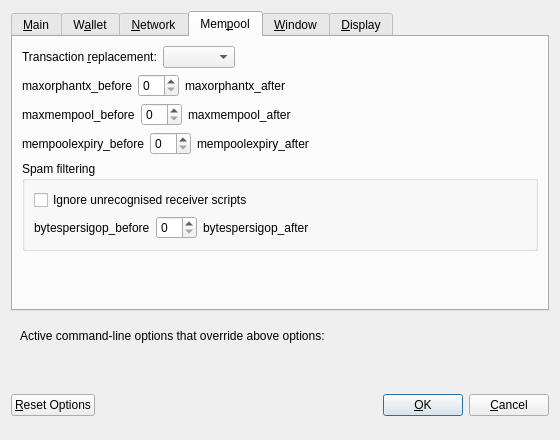
This is src/qt/forms/optionsdialog.ui in bitcoincore-dev/bitcoin-2001-863168-294116-d812cf1189 as Qt 5 draws it before an edit. The edited form follows.
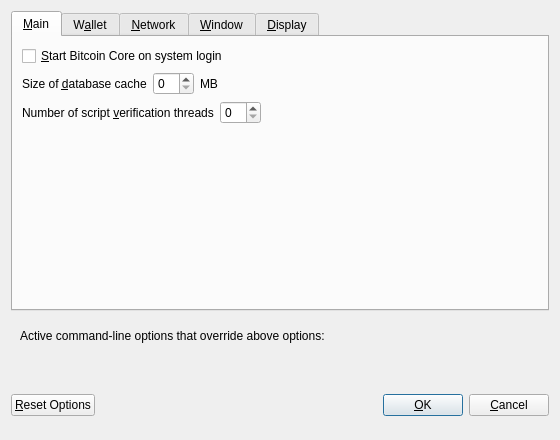
This is the edited form. The open tabs and pages were chosen to show the change. Custom widgets are drawn as their Qt base class.

Commit message: Qt/Options: Convert the rest of the Mempool tab to code

```diff
--- a/src/qt/forms/optionsdialog.ui
+++ b/src/qt/forms/optionsdialog.ui
@@ -549,266 +549,6 @@
        </item>
       </layout>
      </widget>
-     <widget class="QWidget" name="tabMempool">
-      <attribute name="title">
-       <string>Mem&amp;pool</string>
-      </attribute>
-      <layout class="QVBoxLayout" name="verticalLayout_Mempool">
-       <item>
-        <layout class="QHBoxLayout" name="horizontalLayout_Mempool_replacement">
-         <item>
-          <widget class="QLabel" name="mempoolreplacementLabel">
-           <property name="text">
-            <string>Transaction &amp;replacement:</string>
-           </property>
-           <property name="textFormat">
-            <enum>Qt::PlainText</enum>
-           </property>
-           <property name="buddy">
-            <cstring>mempoolreplacement</cstring>
-           </property>
-          </widget>
-         </item>
-         <item>
-          <widget class="QValueComboBox" name="mempoolreplacement">
-           <property name="toolTip">
-            <string>Sometimes wallets will broadcast an update/replacement for another unconfirmed transaction. This setting controls whether you honour such replacements.</string>
-           </property>
-          </widget>
-         </item>
-         <item>
-          <spacer name="horizontalSpacer_Mempool_replacement">
-           <property name="orientation">
-            <enum>Qt::Horizontal</enum>
-           </property>
-           <property name="sizeHint" stdset="0">
-            <size>
-             <width>40</width>
-             <height>20</height>
-            </size>
-           </property>
-          </spacer>
-         </item>
-        </layout>
-       </item>
-       <item>
-        <layout class="QHBoxLayout" name="horizontalLayout_Mempool_maxorphantx">
-         <item>
-          <widget class="QLabel" name="maxorphantxLabel_before">
-           <property name="text">
-            <string notr="true">maxorphantx_before</string>
-           </property>
-           <property name="textFormat">
-            <enum>Qt::PlainText</enum>
-           </property>
-           <property name="buddy">
-            <cstring>maxorphantx</cstring>
-           </property>
-          </widget>
-         </item>
-         <item>
-          <widget class="QSpinBox" name="maxorphantx"/>
-         </item>
-         <item>
-          <widget class="QLabel" name="maxorphantxLabel_after">
-           <property name="text">
-            <string notr="true">maxorphantx_after</string>
-           </property>
-           <property name="textFormat">
-            <enum>Qt::PlainText</enum>
-           </property>
-           <property name="buddy">
-            <cstring>maxorphantx</cstring>
-           </property>
-          </widget>
-         </item>
-         <item>
-          <spacer name="horizontalSpacer_Mempool_maxorphantx">
-           <property name="orientation">
-            <enum>Qt::Horizontal</enum>
-           </property>
-           <property name="sizeHint" stdset="0">
-            <size>
-             <width>40</width>
-             <height>20</height>
-            </size>
-           </property>
-          </spacer>
-         </item>
-        </layout>
-       </item>
-       <item>
-        <layout class="QHBoxLayout" name="horizontalLayout_Mempool_maxmempool">
-         <item>
-          <widget class="QLabel" name="maxmempoolLabel_before">
-           <property name="text">
-            <string notr="true">maxmempool_before</string>
-           </property>
-           <property name="textFormat">
-            <enum>Qt::PlainText</enum>
-           </property>
-           <property name="buddy">
-            <cstring>maxmempool</cstring>
-           </property>
-          </widget>
-         </item>
-         <item>
-          <widget class="QSpinBox" name="maxmempool"/>
-         </item>
-         <item>
-          <widget class="QLabel" name="maxmempoolLabel_after">
-           <property name="text">
-            <string notr="true">maxmempool_after</string>
-           </property>
-           <property name="textFormat">
-            <enum>Qt::PlainText</enum>
-           </property>
-           <property name="buddy">
-            <cstring>maxmempool</cstring>
-           </property>
-          </widget>
-         </item>
-         <item>
-          <spacer name="horizontalSpacer_Mempool_maxmempool">
-           <property name="orientation">
-            <enum>Qt::Horizontal</enum>
-           </property>
-           <property name="sizeHint" stdset="0">
-            <size>
-             <width>40</width>
-             <height>20</height>
-            </size>
-           </property>
-          </spacer>
-         </item>
-        </layout>
-       </item>
-       <item>
-        <layout class="QHBoxLayout" name="horizontalLayout_Mempool_mempoolexpiry">
-         <item>
-          <widget class="QLabel" name="mempoolexpiryLabel_before">
-           <property name="text">
-            <string notr="true">mempoolexpiry_before</string>
-           </property>
-           <property name="textFormat">
-            <enum>Qt::PlainText</enum>
-           </property>
-           <property name="buddy">
-            <cstring>mempoolexpiry</cstring>
-           </property>
-          </widget>
-         </item>
-         <item>
-          <widget class="QSpinBox" name="mempoolexpiry"/>
-         </item>
-         <item>
-          <widget class="QLabel" name="mempoolexpiryLabel_after">
-           <property name="text">
-            <string notr="true">mempoolexpiry_after</string>
-           </property>
-           <property name="textFormat">
-            <enum>Qt::PlainText</enum>
-           </property>
-           <property name="buddy">
-            <cstring>mempoolexpiry</cstring>
-           </property>
-          </widget>
-         </item>
-         <item>
-          <spacer name="horizontalSpacer_Mempool_mempoolexpiry">
-           <property name="orientation">
-            <enum>Qt::Horizontal</enum>
-           </property>
-           <property name="sizeHint" stdset="0">
-            <size>
-             <width>40</width>
-             <height>20</height>
-            </size>
-           </property>
-          </spacer>
-         </item>
-        </layout>
-       </item>
-       <item>
-        <widget class="QGroupBox" name="groupBox_Spamfiltering">
-         <property name="title">
-          <string>Spam filtering</string>
-         </property>
-         <layout class="QVBoxLayout" name="verticalLayout_Spamfiltering">
-          <item>
-           <widget class="QCheckBox" name="rejectunknownscripts">
-            <property name="toolTip">
-             <string>With this option enabled, unrecognised receiver ("pubkey") scripts will be ignored. Unrecognisable scripts could be used to bypass further spam filters. If your software is outdated, they may also be used to trick you into thinking you were sent bitcoins that will never confirm.</string>
-            </property>
-            <property name="text">
-             <string>Ignore unrecognised receiver scripts</string>
-            </property>
-           </widget>
-          </item>
-          <item>
-           <layout class="QHBoxLayout" name="horizontalLayout_Mempool_bytespersigop">
-            <item>
-             <widget class="QLabel" name="bytespersigopLabel_before">
-              <property name="text">
-               <string notr="true">bytespersigop_before</string>
-              </property>
-              <property name="textFormat">
-               <enum>Qt::PlainText</enum>
-              </property>
-              <property name="buddy">
-               <cstring>bytespersigop</cstring>
-              </property>
-             </widget>
-            </item>
-            <item>
-             <widget class="QSpinBox" name="bytespersigop"/>
-            </item>
-            <item>
-             <widget class="QLabel" name="bytespersigopLabel_after">
-              <property name="text">
-               <string notr="true">bytespersigop_after</string>
-              </property>
-              <property name="textFormat">
-               <enum>Qt::PlainText</enum>
-              </property>
-              <property name="buddy">
-               <cstring>bytespersigop</cstring>
-              </property>
-             </widget>
-            </item>
-            <item>
-             <spacer name="horizontalSpacer_Mempool_bytespersigop">
-              <property name="orientation">
-               <enum>Qt::Horizontal</enum>
-              </property>
-              <property name="sizeHint" stdset="0">
-               <size>
-                <width>40</width>
-                <height>20</height>
-               </size>
-              </property>
-             </spacer>
-            </item>
-           </layout>
-          </item>
-         </layout>
-        </widget>
-       </item>
-       <item>
-        <spacer name="verticalSpacer_Mempool">
-         <property name="orientation">
-          <enum>Qt::Vertical</enum>
-         </property>
-         <property name="sizeHint" stdset="0">
-          <size>
-           <width>20</width>
-           <height>40</height>
-          </size>
-         </property>
-        </spacer>
-       </item>
-      </layout>
-     </widget>
      <widget class="QWidget" name="tabWindow">
       <attribute name="title">
        <string>&amp;Window</string>
```
The commit also changes 2 other files.
